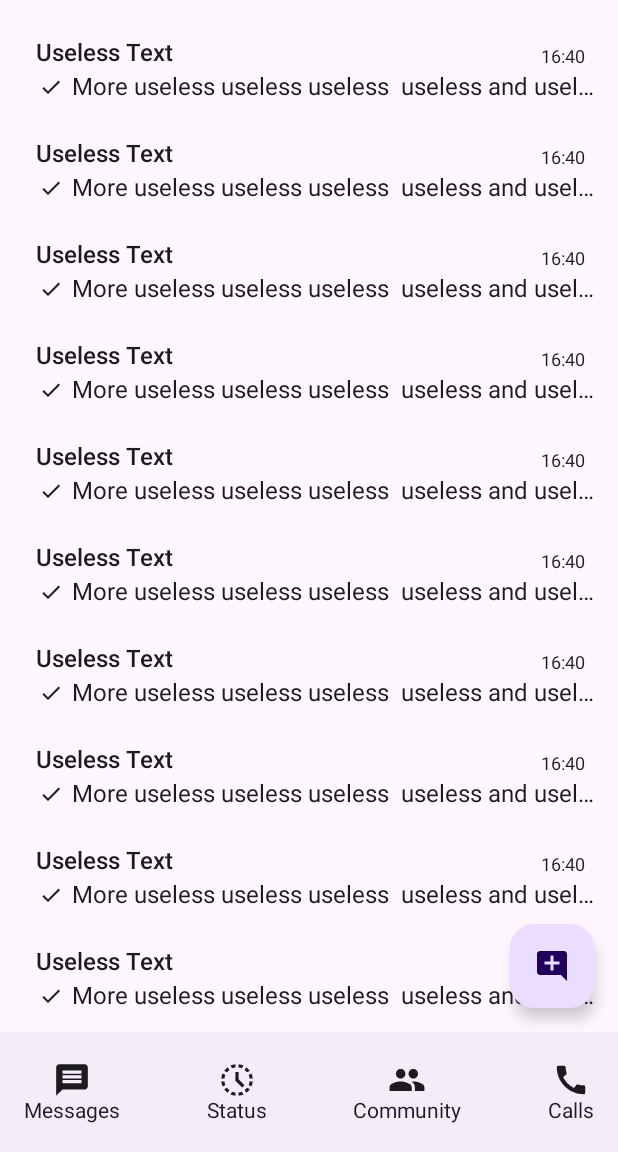
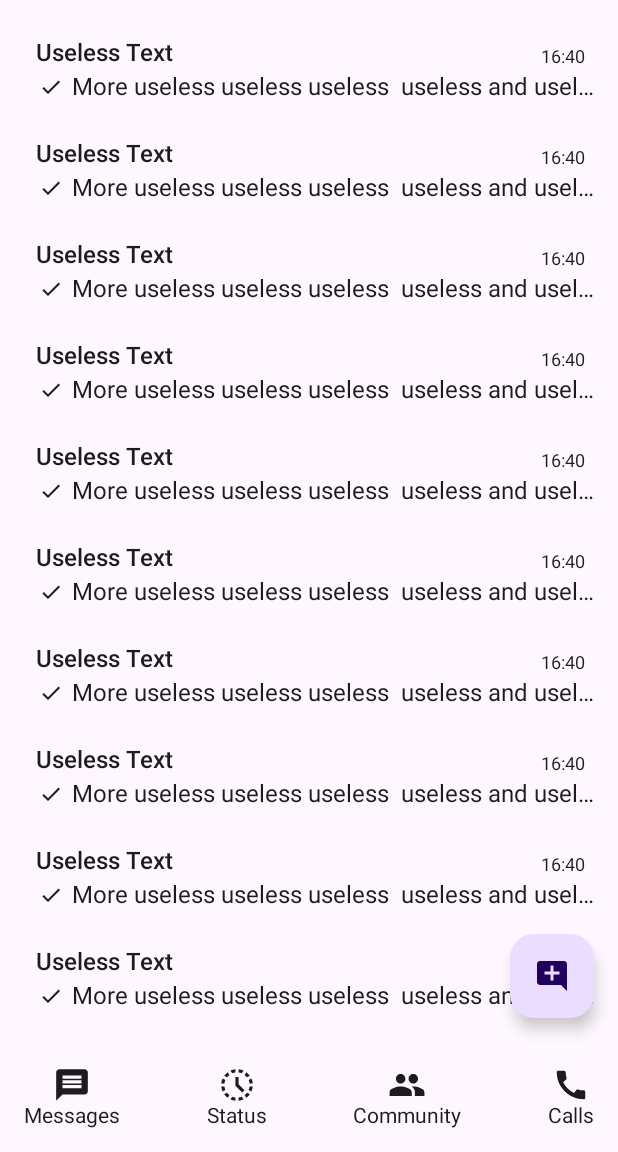
Before and after one commit to EliasZelaya/MiPortafolio, an Android app built with Jetpack Compose: the @Preview function ScreensPreview, on a phone screen of 412 x 824 dp, the part 84-1236 px from its top. Run offline under Robolectric (Android 15) with nearby library versions, the phone set to English and light mode, and no system bars; pictures from the network do not load.

Commit message:
:memo: Nothing

```diff
--- a/Android_Studio/WhatsApp_Clone/app/build.gradle.kts
+++ b/Android_Studio/WhatsApp_Clone/app/build.gradle.kts
@@ -50,6 +50,8 @@ android {
 }
 
 dependencies {
+    val navVersion = "2.7.7"
+
     implementation("io.coil-kt:coil-compose:2.6.0")
     implementation(libs.androidx.core.ktx)
     implementation(libs.androidx.lifecycle.runtime.ktx)
@@ -65,6 +67,7 @@ dependencies {
     implementation(libs.androidx.material.icons.core.android)
     implementation(libs.androidx.navigation.runtime.ktx)
     implementation(libs.androidx.navigation.compose)
+    implementation("androidx.navigation:navigation-compose:$navVersion")
     testImplementation(libs.junit)
     androidTestImplementation(libs.androidx.junit)
     androidTestImplementation(libs.androidx.espresso.core)
--- /dev/null
+++ b/Android_Studio/WhatsApp_Clone/app/src/main/java/com/eezados/whatsappclone/components/NavBottomMenuItem.kt
@@ -0,0 +1,5 @@
+package com.eezados.whatsappclone.components
+
+data class NavBottomMenuItem(
+    val text: String
+)
--- a/Android_Studio/WhatsApp_Clone/app/src/main/java/com/eezados/whatsappclone/components/NavigationMenu.kt
+++ b/Android_Studio/WhatsApp_Clone/app/src/main/java/com/eezados/whatsappclone/components/NavigationMenu.kt
@@ -1,11 +1,14 @@
 package com.eezados.whatsappclone.components
 
+import androidx.compose.foundation.horizontalScroll
 import androidx.compose.foundation.layout.Arrangement
 import androidx.compose.foundation.layout.Column
 import androidx.compose.foundation.layout.Row
+import androidx.compose.foundation.layout.Spacer
 import androidx.compose.foundation.layout.fillMaxWidth
 import androidx.compose.foundation.layout.padding
 import androidx.compose.foundation.layout.size
+import androidx.compose.foundation.layout.width
 import androidx.compose.material.icons.Icons
 import androidx.compose.material.icons.filled.Call
 import androidx.compose.material.icons.filled.HistoryToggleOff
@@ -13,6 +16,7 @@ import androidx.compose.material.icons.filled.Message
 import androidx.compose.material.icons.filled.People
 import androidx.compose.material3.Icon
 import androidx.compose.material3.NavigationBar
+import androidx.compose.material3.NavigationBarItem
 import androidx.compose.material3.Text
 import androidx.compose.runtime.Composable
 import androidx.compose.ui.Alignment
@@ -25,7 +29,28 @@ import androidx.compose.ui.unit.dp
 fun NavigationMenu(
     modifier: Modifier
 ) {
-    NavigationBar {
+    /*NavigationBar {
+        item.forEachIndexed { _, navBottomMenuItem ->
+            NavigationBarItem(
+                selected = currentRoute == navBottomMenuItem.text,
+                onClick = { onClick(navBottomMenuItem) },
+                icon = {
+                    Row(horizontalArrangement = Arrangement.Center) {
+                        Row(modifier = modifier,
+                            horizontalArrangement = Arrangement.SpaceBetween) {
+                            SetIcons(Icons.Default.Message, "Chats", "Messages")
+                            SetIcons(Icons.Default.HistoryToggleOff, "Status", "Status")
+                            SetIcons(Icons.Default.People, "Community", "Community")
+                            SetIcons(Icons.Default.Call, "Calls", "Calls")
+                        }
+                    }
+                },
+                label ={
+                    Text("")
+                }
+            )
+        }*/
+
     Row(
         modifier = modifier,
         horizontalArrangement = Arrangement.SpaceBetween,
@@ -35,7 +60,7 @@ fun NavigationMenu(
         SetIcons(Icons.Default.People, "Community", "Community")
         SetIcons(Icons.Default.Call, "Calls", "Calls")
     }
-    }
+
 }
 
 @Composable
--- a/Android_Studio/WhatsApp_Clone/app/src/main/java/com/eezados/whatsappclone/components/Screens.kt
+++ b/Android_Studio/WhatsApp_Clone/app/src/main/java/com/eezados/whatsappclone/components/Screens.kt
@@ -1,39 +1,43 @@
-@file:Suppress("NAME_SHADOWING")
-
 package com.eezados.whatsappclone.components
 
 import android.annotation.SuppressLint
 import androidx.compose.foundation.layout.Column
+import androidx.compose.foundation.layout.Row
 import androidx.compose.foundation.layout.fillMaxSize
 import androidx.compose.foundation.layout.fillMaxWidth
 import androidx.compose.foundation.layout.padding
 import androidx.compose.foundation.shape.CircleShape
+import androidx.compose.material.DrawerValue
+import androidx.compose.material.ScaffoldState
 import androidx.compose.material.icons.Icons
 import androidx.compose.material.icons.filled.AddComment
 import androidx.compose.material.icons.filled.Edit
+import androidx.compose.material.rememberDrawerState
+import androidx.compose.material.rememberScaffoldState
 import androidx.compose.material3.ExperimentalMaterial3Api
 import androidx.compose.material3.FloatingActionButton
 import androidx.compose.material3.Icon
 import androidx.compose.material3.Scaffold
+import androidx.compose.material3.TopAppBar
 import androidx.compose.runtime.Composable
+import androidx.compose.runtime.getValue
 import androidx.compose.ui.Modifier
 import androidx.compose.ui.draw.clip
 import androidx.compose.ui.tooling.preview.Preview
 import androidx.compose.ui.unit.dp
+import androidx.navigation.compose.currentBackStackEntryAsState
 import androidx.navigation.compose.rememberNavController
 
 @OptIn(ExperimentalMaterial3Api::class)
 @SuppressLint("UnusedMaterial3ScaffoldPaddingParameter")
 @Composable
 fun Screens() {
+    /*val scaffoldState: ScaffoldState =
+        rememberScaffoldState(rememberDrawerState(initialValue = DrawerValue.Closed))*/
     val navController = rememberNavController()
 
-    Scaffold (
-        topBar = {
-            Header({}, {}) {
-
-            }
-        },
+    Scaffold(
+        topBar = { Header({}, {}, {}) },
         bottomBar = {
             NavigationMenu(
                 Modifier
@@ -58,6 +62,22 @@ fun Screens() {
             innerPadding = innerPadding
         )
     }
+
+    /*innerPadding ->
+Chats(
+    modifier = Modifier,
+    navController = navController,
+    innerPadding = innerPadding
+)*/
+}
+
+@SuppressLint("UnusedMaterial3ScaffoldPaddingParameter")
+@OptIn(ExperimentalMaterial3Api::class)
+@Composable
+private fun TopAppBarContent(scaffoldState: ScaffoldState) {
+    TopAppBar(
+        { Header({}, {}, {}) }
+    )
 }
 
 @Preview(showSystemUi = true)
--- a/Android_Studio/WhatsApp_Clone/gradle/libs.versions.toml
+++ b/Android_Studio/WhatsApp_Clone/gradle/libs.versions.toml
@@ -1,5 +1,5 @@
 [versions]
-agp = "8.3.0"
+agp = "8.2.2"
 kotlin = "1.9.0"
 coreKtx = "1.12.0"
 junit = "4.13.2"
```
Also changed, not shown: Android_Studio/WhatsApp_Clone/app/src/main/java/com/eezados/whatsappclone/components/NavBottomMenuItemList.kt (added, +13 -0 lines). Lines whose indentation alone changed are shown as unchanged.
